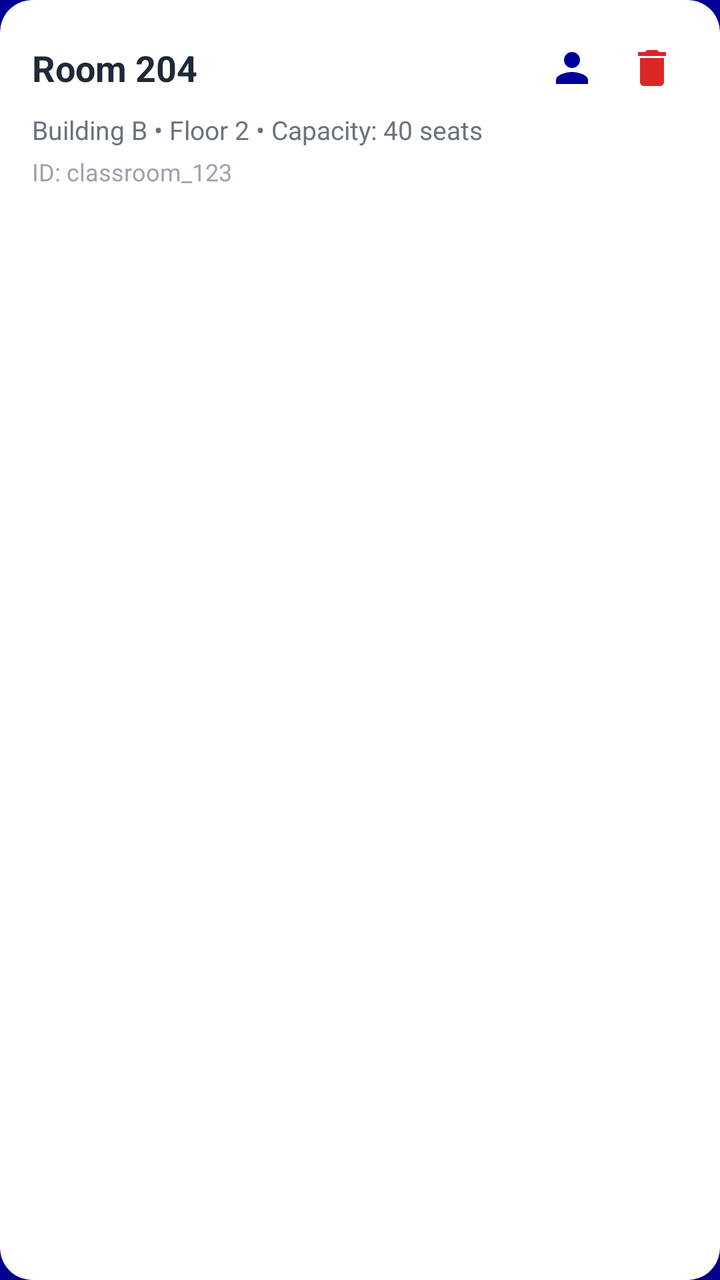
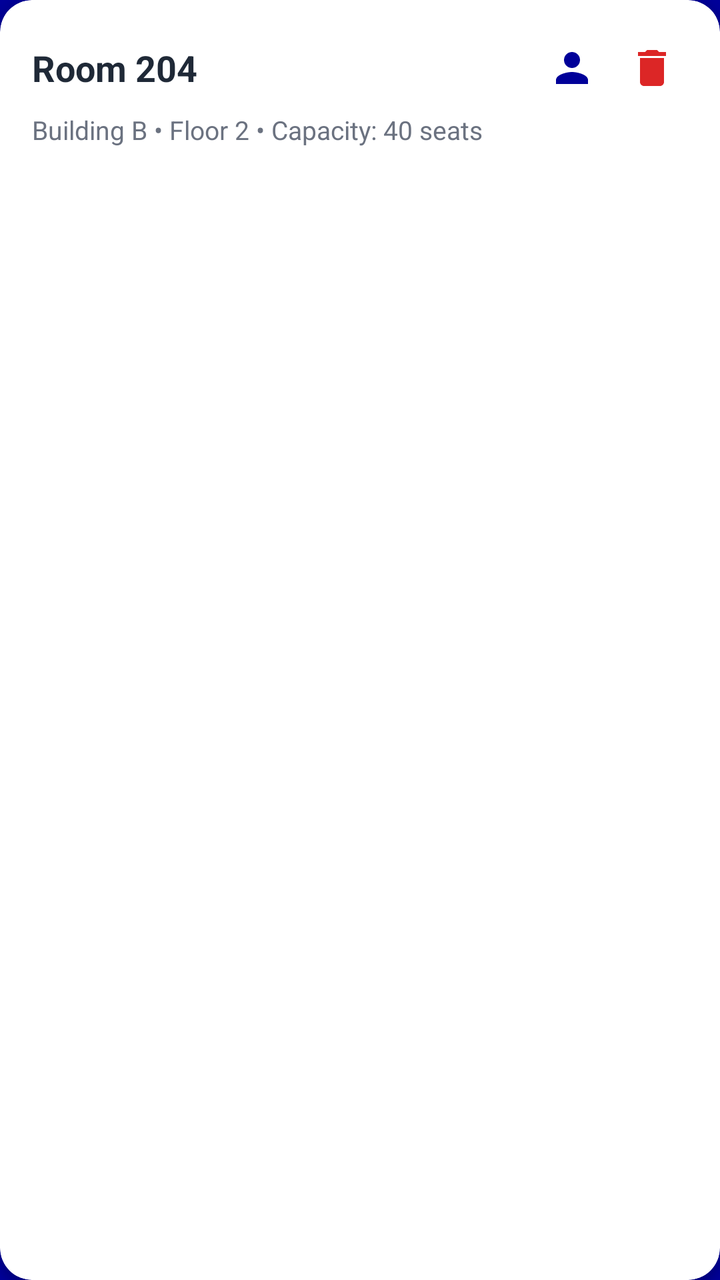

An Android layout rendered at two revisions. The XML below is the earlier revision; the diff shows what the commit changed to produce the second picture.
<!-- AndroidManifest.xml: application theme Theme.OOPProject -->
<!-- res/layout/item_manage_classroom_card.xml -->
<?xml version="1.0" encoding="utf-8"?>
<com.google.android.material.card.MaterialCardView xmlns:android="http://schemas.android.com/apk/res/android"
    xmlns:app="http://schemas.android.com/apk/res-auto"
    android:layout_width="match_parent"
    android:layout_height="wrap_content"
    android:layout_marginBottom="12dp"
    app:cardBackgroundColor="#FFFFFF"
    app:cardCornerRadius="16dp"
    app:cardElevation="3dp"
    app:strokeWidth="0dp">

    <LinearLayout
        android:layout_width="match_parent"
        android:layout_height="wrap_content"
        android:orientation="vertical"
        android:padding="16dp">

        <LinearLayout
            android:layout_width="match_parent"
            android:layout_height="wrap_content"
            android:gravity="center_vertical"
            android:orientation="horizontal">

            <TextView
                android:id="@+id/tvRoomName"
                android:layout_width="0dp"
                android:layout_height="wrap_content"
                android:layout_weight="1"
                android:text="Room 204"
                android:textColor="#1F2937"
                android:textSize="18sp"
                android:textStyle="bold" />

            
            <ImageButton
                android:id="@+id/btnEditClassroom"
                android:layout_width="36dp"
                android:layout_height="36dp"
                android:background="?attr/selectableItemBackgroundBorderless"
                android:contentDescription="Edit Classroom"
                android:src="@drawable/ic_profile"
                app:tint="@color/dark_purple" />

            
            <ImageButton
                android:id="@+id/btnDeleteClassroom"
                android:layout_width="36dp"
                android:layout_height="36dp"
                android:layout_marginStart="4dp"
                android:background="?attr/selectableItemBackgroundBorderless"
                android:contentDescription="Delete Classroom"
                android:src="@drawable/ic_delete"
                app:tint="#DC2626" />
        </LinearLayout>

        <TextView
            android:id="@+id/tvRoomSubtitle"
            android:layout_width="wrap_content"
            android:layout_height="wrap_content"
            android:layout_marginTop="4dp"
            android:text="Building B • Floor 2 • Capacity: 40 seats"
            android:textColor="#6B7280"
            android:textSize="13sp" />

        <TextView
            android:id="@+id/tvRoomId"
            android:layout_width="wrap_content"
            android:layout_height="wrap_content"
            android:layout_marginTop="4dp"
            android:text="ID: classroom_123"
            android:textColor="#9CA3AF"
            android:textSize="12sp" />

    </LinearLayout>

</com.google.android.material.card.MaterialCardView>
<!-- resources referenced by this layout -->
<resources>
  <color name="dark_purple">#FF000099</color>
  <!-- drawable ic_delete (drawable) -->
  <vector xmlns:android="http://schemas.android.com/apk/res/android"
      android:width="24dp"
      android:height="24dp"
      android:viewportWidth="24"
      android:viewportHeight="24">
    <path
        android:fillColor="#FF000000"
        android:pathData="M6,19c0,1.1 0.9,2 2,2h8c1.1,0 2,-0.9 2,-2V7H6v12zM19,4h-3.5l-1,-1h-5l-1,1H5v2h14V4z"/>
  </vector>
  <!-- drawable ic_profile (drawable) -->
  <vector xmlns:android="http://schemas.android.com/apk/res/android"
      android:width="24dp"
      android:height="24dp"
      android:viewportWidth="24"
      android:viewportHeight="24">
      <path
          android:fillColor="#FF000000"
          android:pathData="M12,12c2.21,0 4,-1.79 4,-4s-1.79,-4 -4,-4 -4,1.79 -4,4 1.79,4 4,4zM12,14c-2.67,0 -8,1.34 -8,4v2h16v-2c0,-2.66 -5.33,-4 -8,-4z" />
  </vector>
  <style name="Theme.OOPProject" parent="Theme.MaterialComponents.Light.NoActionBar">
          
          <item name="colorPrimary">@color/purple_500</item>
          <item name="colorPrimaryVariant">@color/purple_700</item>
          <item name="colorOnPrimary">@color/white</item>
          
          <item name="colorSecondary">@color/teal_200</item>
          <item name="colorSecondaryVariant">@color/teal_700</item>
          <item name="colorOnSecondary">@color/black</item>
          
          <item name="android:statusBarColor">@color/dark_purple</item>
          
          <item name="android:windowBackground">@color/dark_purple</item>
          <item name="android:windowSplashScreenBackground" tools:targetApi="s">@color/dark_purple</item>
          <item name="android:windowSplashScreenAnimatedIcon" tools:targetApi="s">@drawable/app_logo</item>
      </style>
  <color name="purple_500">#FF6200EE</color>
  <color name="purple_700">#FF3700B3</color>
  <color name="white">#FFFFFFFF</color>
  <color name="teal_200">#FF03DAC5</color>
  <color name="teal_700">#FF018786</color>
  <color name="black">#FF000000</color>
  <!-- drawable app_logo: png bitmap (drawable, 403426 bytes) -->
</resources>

<!-- the commit's change to res/layout/item_manage_classroom_card.xml (unified diff, before → after) -->
@@ -69,7 +69,8 @@
             android:layout_marginTop="4dp"
             android:text="ID: classroom_123"
             android:textColor="#9CA3AF"
-            android:textSize="12sp" />
+            android:textSize="12sp"
+            android:visibility="gone" />
 
     </LinearLayout>
 
